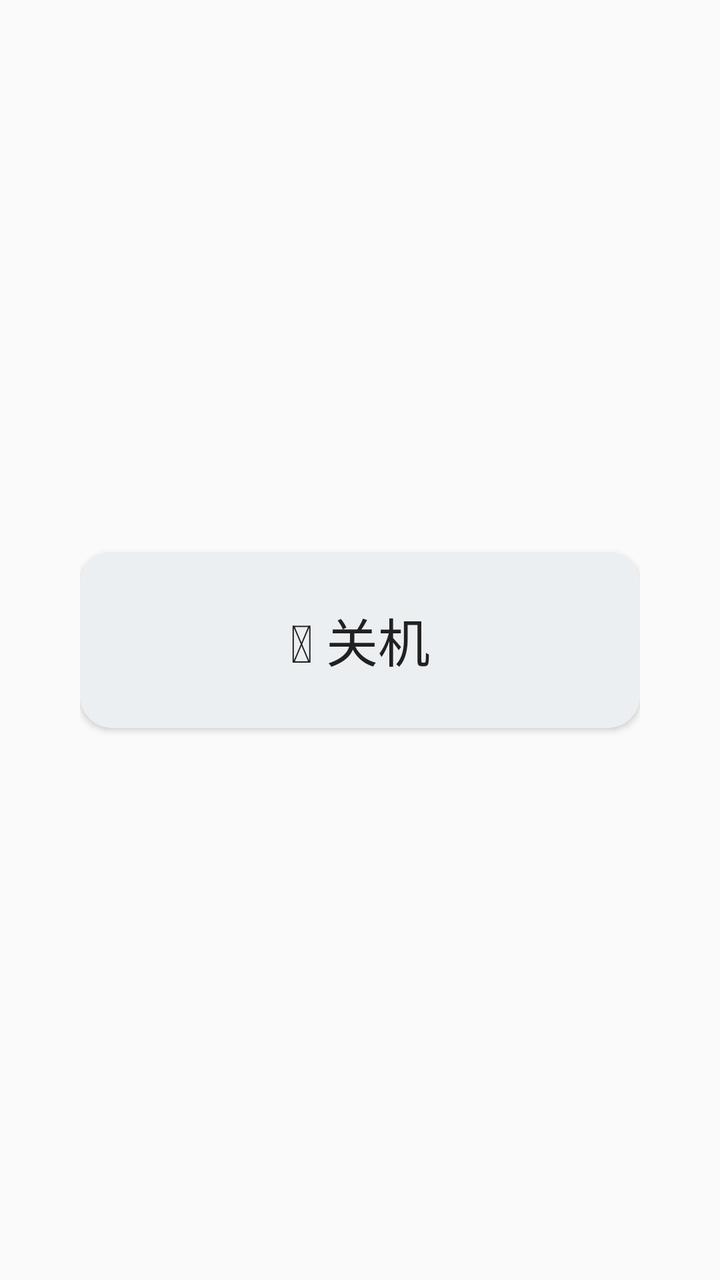
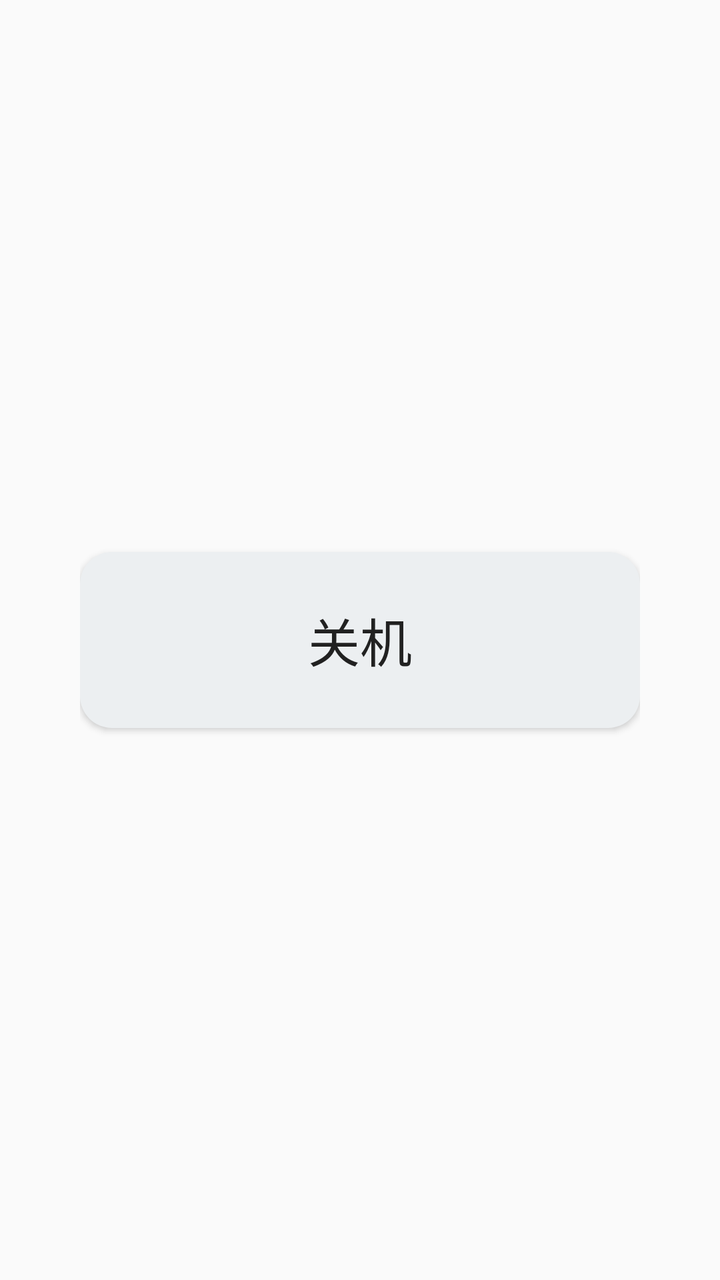

The first picture is an Android layout as it rendered before a commit; the second is the same layout after the commit. The layout source and the unified diff follow.
<!-- AndroidManifest.xml: application theme Theme.TvPower -->
<!-- res/layout/activity_main.xml -->
<?xml version="1.0" encoding="utf-8"?>
<LinearLayout xmlns:android="http://schemas.android.com/apk/res/android"
    android:layout_width="match_parent"
    android:layout_height="match_parent"
    android:orientation="horizontal"
    android:gravity="center"
    android:padding="40dp">

    
    <Button
        android:id="@+id/btnReboot"
        android:layout_width="280dp"
        android:layout_height="88dp"
        android:text="🔄 重启盒子"
        android:textSize="26sp"
        android:background="@drawable/btn_tv_bg"
        android:textColor="@color/btn_tv_text"
        android:focusable="true"
        android:focusableInTouchMode="true"
        android:nextFocusRight="@id/btnShutdown">

        
        <requestFocus />
    </Button>

    
    <Button
        android:id="@+id/btnShutdown"
        android:layout_width="280dp"
        android:layout_height="88dp"
        android:layout_marginStart="28dp"
        android:text="⏻ 关机"
        android:textSize="26sp"
        android:background="@drawable/btn_tv_bg"
        android:textColor="@color/btn_tv_text"
        android:focusable="true"
        android:focusableInTouchMode="true"
        android:nextFocusLeft="@id/btnReboot"
        android:nextFocusRight="@id/btnSleep" />

    
    <Button
        android:id="@+id/btnSleep"
        android:layout_width="280dp"
        android:layout_height="88dp"
        android:layout_marginStart="28dp"
        android:text="💤 睡眠息屏"
        android:textSize="26sp"
        android:background="@drawable/btn_tv_bg"
        android:textColor="@color/btn_tv_text"
        android:focusable="true"
        android:focusableInTouchMode="true"
        android:nextFocusLeft="@id/btnShutdown" />

</LinearLayout>
<!-- resources referenced by this layout -->
<resources>
  <!-- drawable btn_tv_bg (drawable) -->
  <?xml version="1.0" encoding="utf-8"?>
  <selector xmlns:android="http://schemas.android.com/apk/res/android">
  
      
      <item android:state_focused="true">
          <shape android:shape="rectangle">
              <solid android:color="#1565C0" />
              <corners android:radius="16dp" />
              <stroke android:width="2dp" android:color="#FFFFFF" />
          </shape>
      </item>
  
      
      <item android:state_pressed="true">
          <shape android:shape="rectangle">
              <solid android:color="#0D47A1" />
              <corners android:radius="16dp" />
          </shape>
      </item>
  
      
      <item>
          <shape android:shape="rectangle">
              <solid android:color="#ECEFF1" />
              <corners android:radius="16dp" />
          </shape>
      </item>
  
  </selector>
  <style name="Theme.TvPower" parent="Theme.AppCompat.Light.NoActionBar" />
</resources>

<!-- the commit's change to res/layout/activity_main.xml (unified diff, before → after) -->
@@ -11,7 +11,7 @@
         android:id="@+id/btnReboot"
         android:layout_width="280dp"
         android:layout_height="88dp"
-        android:text="🔄 重启盒子"
+        android:text="@string/btn_reboot"
         android:textSize="26sp"
         android:background="@drawable/btn_tv_bg"
         android:textColor="@color/btn_tv_text"
@@ -29,7 +29,7 @@
         android:layout_width="280dp"
         android:layout_height="88dp"
         android:layout_marginStart="28dp"
-        android:text="⏻ 关机"
+        android:text="@string/btn_shutdown"
         android:textSize="26sp"
         android:background="@drawable/btn_tv_bg"
         android:textColor="@color/btn_tv_text"
@@ -44,7 +44,7 @@
         android:layout_width="280dp"
         android:layout_height="88dp"
         android:layout_marginStart="28dp"
-        android:text="💤 睡眠息屏"
+        android:text="@string/btn_sleep"
         android:textSize="26sp"
         android:background="@drawable/btn_tv_bg"
         android:textColor="@color/btn_tv_text"
<!-- resource entries referenced after the edit -->
@@ -30,6 +30,9 @@
       </item>
   
   </selector>
+  <string name="btn_reboot">重启</string>
+  <string name="btn_shutdown">关机</string>
+  <string name="btn_sleep">睡眠</string>
   <style name="Theme.TvPower" parent="Theme.AppCompat.Light.NoActionBar" />
 </resources>
 
